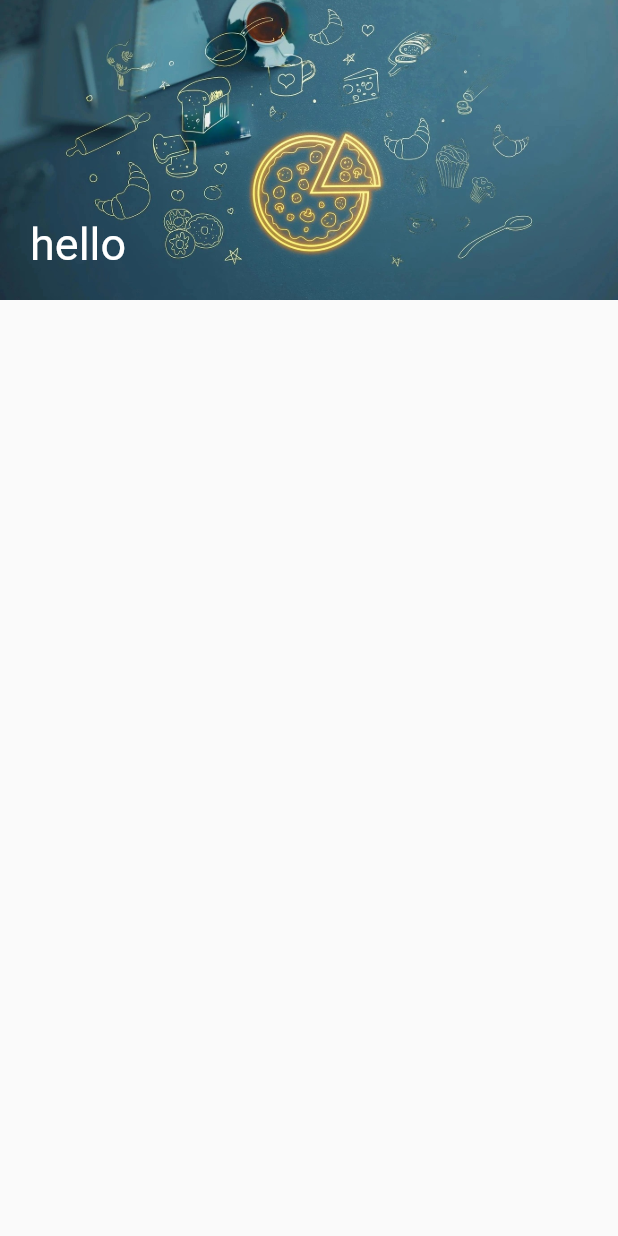
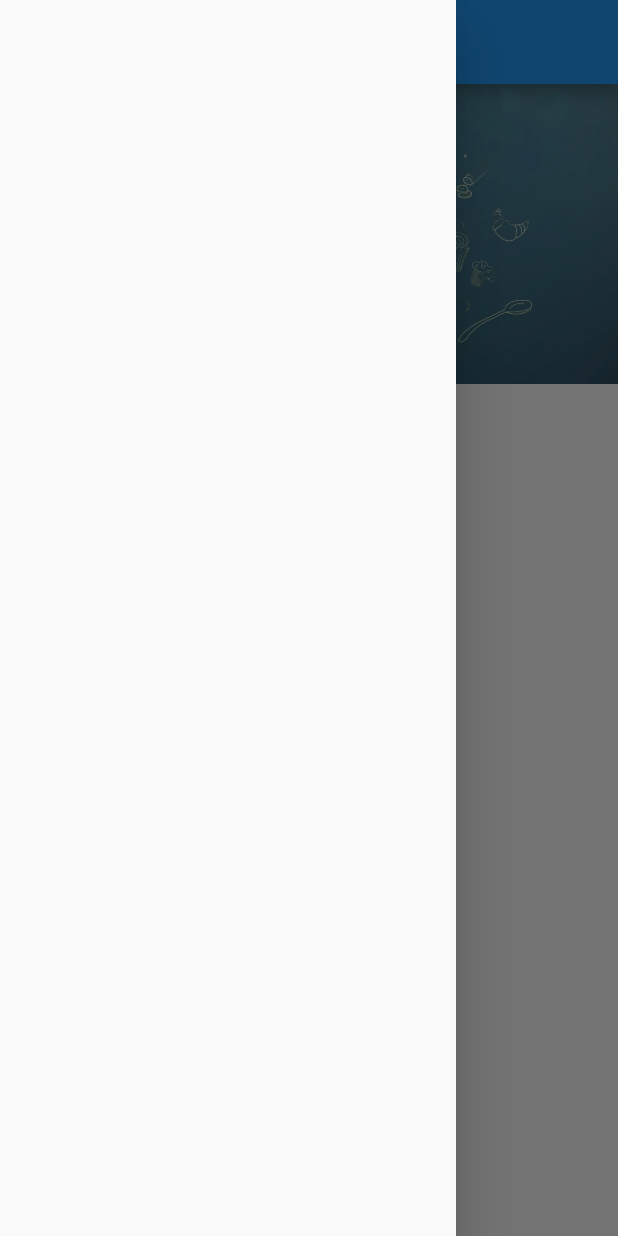
Before and after one commit to smitkachhadiya/myrestaurant, a Flutter app: the HomePageCenter screen opened directly, with the side drawer open (before the commit the screen has no drawer), on a phone screen of 412 x 824 dp. Run offline on Flutter 3.47's test engine with Material 2 defaults, Android fonts, the phone set to English and light mode, and no system bars.

Commit message:
committed successfully

```diff
--- a/lib/HomePageCenter.dart
+++ b/lib/HomePageCenter.dart
@@ -1,5 +1,6 @@
 import 'package:flutter/cupertino.dart';
 import 'package:flutter/material.dart';
+
 
 class HomePageCenter extends StatefulWidget {
   @override
@@ -10,7 +11,10 @@ class _HomePageCenterState extends State<HomePageCenter> {
   @override
   Widget build(BuildContext context) {
     // TODO: implement build
+
     return Scaffold(
+      appBar: AppBar(),
+      drawer: NavigationDrawer(),
       body: Column(
         children: [
         Container(height: 200, width: double.infinity,
@@ -26,3 +30,10 @@ class _HomePageCenterState extends State<HomePageCenter> {
     );
   }
 }
+
+class NavigationDrawer extends StatelessWidget{
+  @override
+  Widget build(BuildContext context) => Drawer(
+
+  );
+}
```
